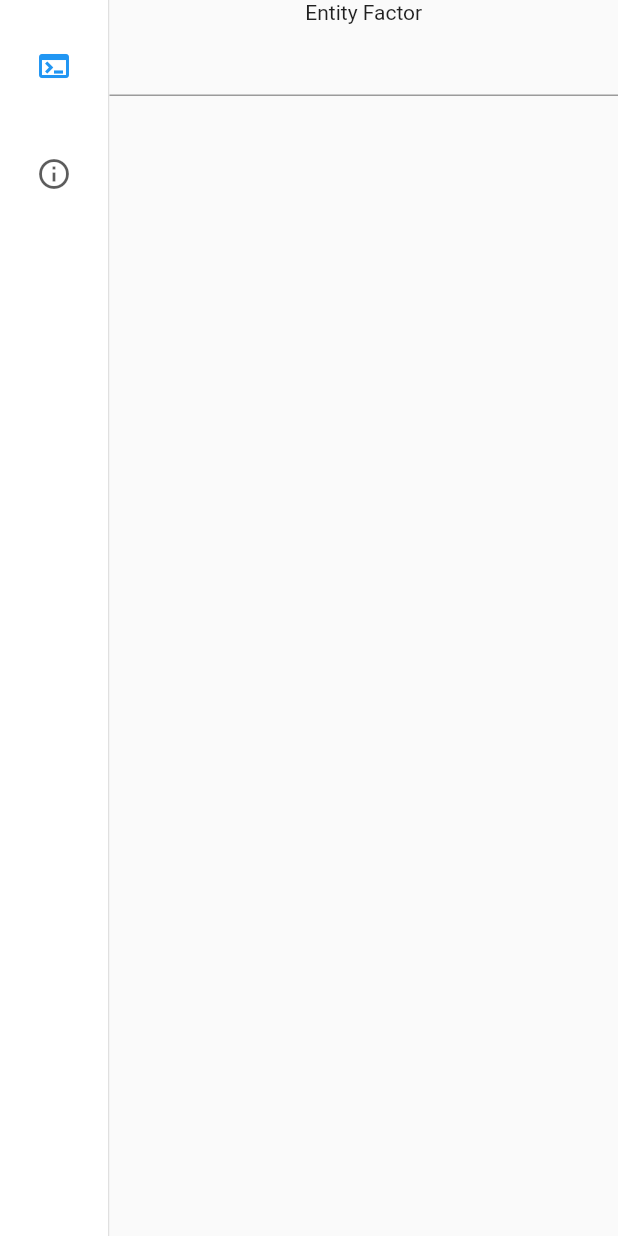
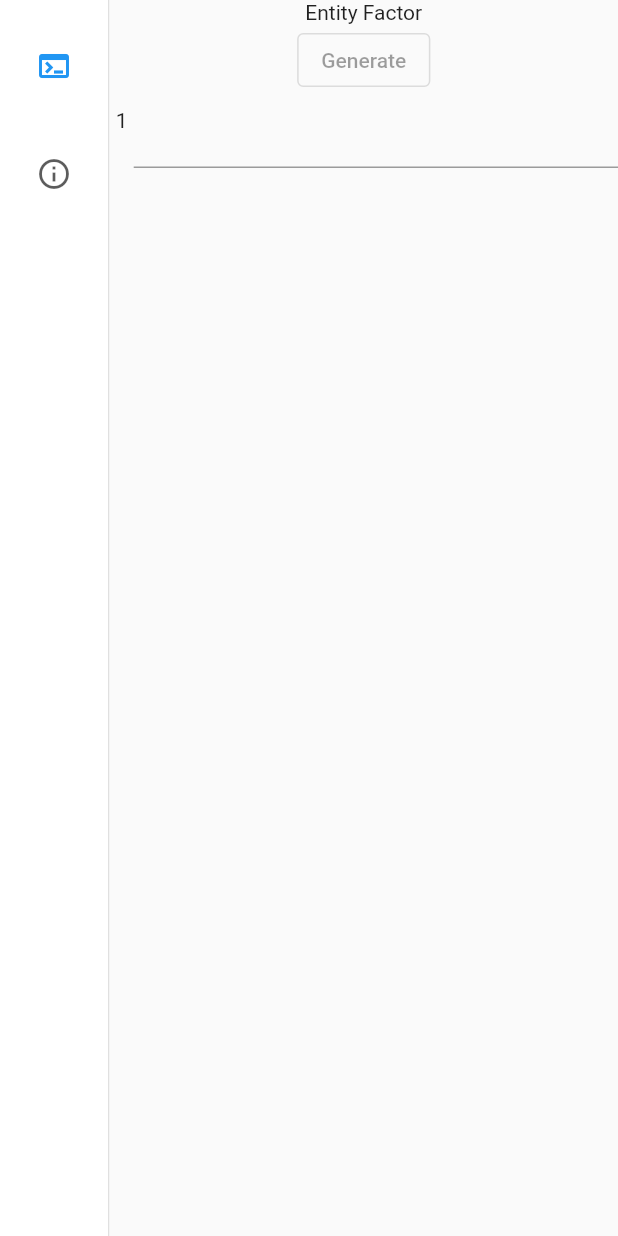
Before and after one commit to alexandreparra/boiler_plate_killer, a Flutter app: the screen it shows after launch, on a phone screen of 412 x 824 dp. Run offline on Flutter 3.47's test engine with Material 2 defaults, Android fonts, the phone set to English and light mode, and no system bars.

Commit message:
[DRAFT] added textfield child scroll and test button

```diff
--- a/lib/pages/entity_boilerplate/entity_boilerplate.dart
+++ b/lib/pages/entity_boilerplate/entity_boilerplate.dart
@@ -1,15 +1,60 @@
+import 'package:boiler_plate_killer/pages/entity_boilerplate/entity_boilerplate_notifier.dart';
+import 'package:boiler_plate_killer/util/style/bpk_text_style.dart';
+import 'package:boiler_plate_killer/widgets/line_counter.dart';
 import 'package:flutter/material.dart';
+import 'package:provider/provider.dart';
 
-class EntityBoilerplate extends StatelessWidget {
-  const EntityBoilerplate({Key? key}) : super(key: key);
+class EntityBoilerplate extends StatefulWidget {
+  EntityBoilerplate({Key? key}) : super(key: key);
+
+  @override
+  State<EntityBoilerplate> createState() => _EntityBoilerplateState();
+}
+
+class _EntityBoilerplateState extends State<EntityBoilerplate> {
+  final TextEditingController _inputController = TextEditingController();
+
+  @override
+  void dispose() {
+    _inputController.dispose();
+    super.dispose();
+  }
 
   @override
   Widget build(BuildContext context) {
-      return Scaffold(body: Column(
-        children: [
+    return Scaffold(
+        body: SingleChildScrollView(child: Consumer<EntityBoilerplateNotifier>(
+      builder: (context, notifier, _) {
+        return Column(children: [
           const Text('Entity Factor'),
-          const TextField(),
-        ],
-      ));
+          OutlinedButton(
+              onPressed: notifier.generateEntityFlag == true
+                  ? () {
+                      notifier.generateEntity(_inputController.text);
+                    }
+                  : null,
+              child: Text('Generate')),
+          Row(
+            mainAxisAlignment: MainAxisAlignment.start,
+            crossAxisAlignment: CrossAxisAlignment.start,
+            children: [
+              Flexible(
+                  fit: FlexFit.loose,
+                  child: LineCounter(lineLength: notifier.lineCount)),
+              Expanded(
+                  flex: 20,
+                  child: TextField(
+                      style: BpkTextStyle.editorText,
+                      controller: _inputController,
+                      keyboardType: TextInputType.multiline,
+                      onChanged: (String value) {
+                        notifier.checkStringLength(value);
+                      },
+                      maxLines: null))
+            ],
+          ),
+        ]);
+      },
+    )));
   }
 }
```
